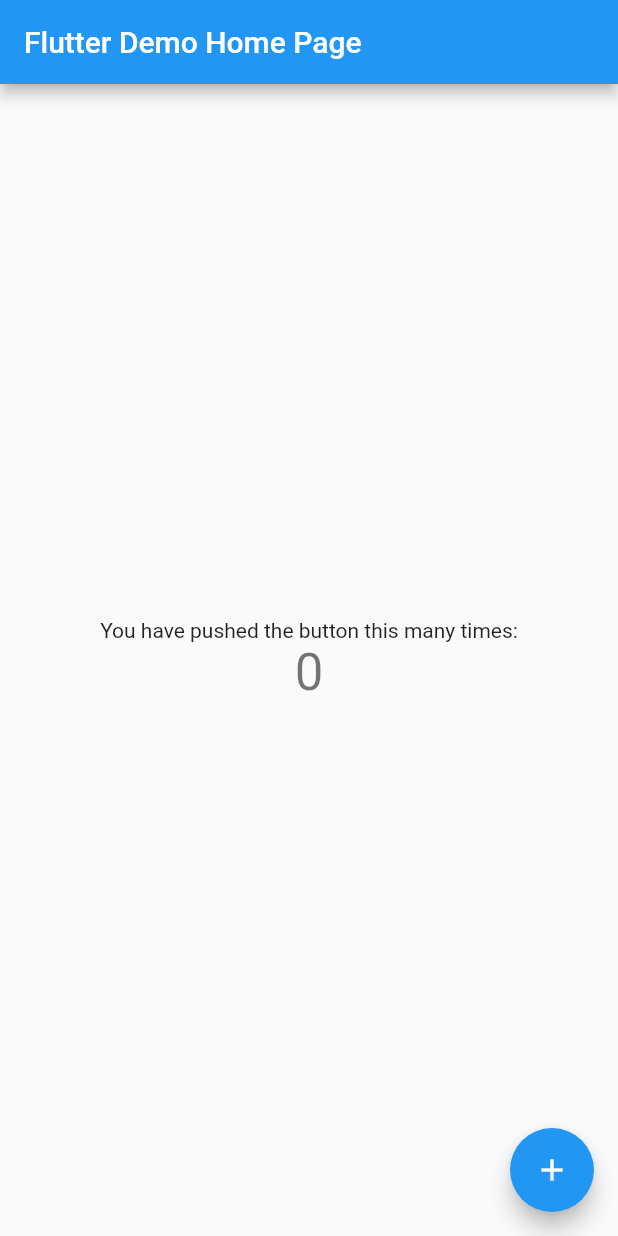
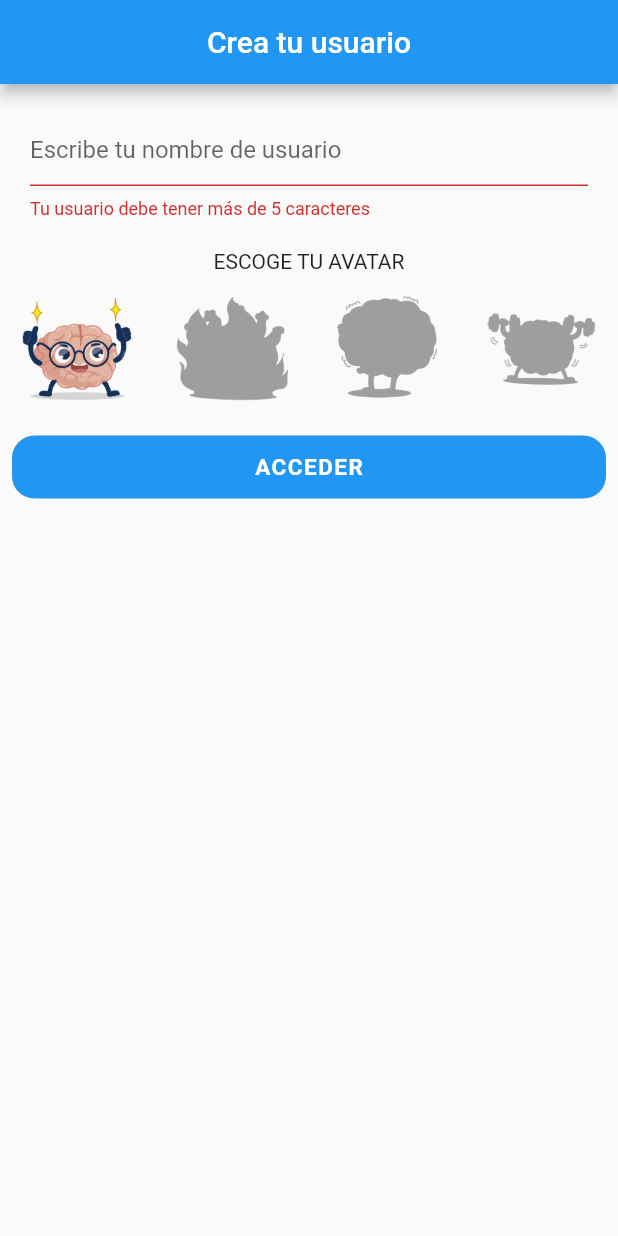
Before and after one commit to davidgcs11/testapp_timed, a Flutter app: the screen it shows after launch, on a phone screen of 412 x 824 dp. Run offline on Flutter 3.47's test engine with Material 2 defaults, Android fonts, the light colour scheme and no system bars; our stand-ins replace fluttertoast, shared_preferences; accounts and stored records are empty.

Commit message:
finished a basic login function, without api

```diff
--- /dev/null
+++ b/lib/controllers/auth_controller.dart
@@ -0,0 +1,45 @@
+import 'package:fluttertoast/fluttertoast.dart';
+import 'package:shared_preferences/shared_preferences.dart';
+import 'package:testtimed/models/user_model.dart';
+
+class AuthController {
+  static Future<User> getSavedUser() async {
+    SharedPreferences shared = await SharedPreferences.getInstance();
+    List<String> keys = shared.getKeys().toList();
+    if (keys.contains('username') && keys.contains('photoIndex')) {
+      String username = shared.getString('username');
+      int photoIndex = shared.getInt('photoIndex');
+      Photo photo = Photo.values[photoIndex];
+      return User(
+        username: username,
+        photo: photo,
+      );
+    } else {
+      return null;
+    }
+  }
+
+  static Future<void> saveUser(User user) async {
+    SharedPreferences shared = await SharedPreferences.getInstance();
+    bool username = await shared.setString('username', user.username);
+    bool index = await shared.setInt('photoIndex', user.photo.index);
+    await Fluttertoast.cancel();
+    if (index && username) {
+      Fluttertoast.showToast(msg: 'Credenciales guardadas');
+    } else {
+      Fluttertoast.showToast(msg: '¡ERROR! Credenciales no guardadas');
+    }
+  }
+
+  static Future<void> deleteUser() async {
+    SharedPreferences shared = await SharedPreferences.getInstance();
+    bool username = await shared.remove('username');
+    bool index = await shared.remove('photoIndex');
+    await Fluttertoast.cancel();
+    if (index && username) {
+      Fluttertoast.showToast(msg: 'Credenciales borradas');
+    } else {
+      Fluttertoast.showToast(msg: '¡ERROR! Credenciales no borradas');
+    }
+  }
+}
--- a/lib/main.dart
+++ b/lib/main.dart
@@ -1,111 +1,101 @@
 import 'package:flutter/material.dart';
+import 'package:provider/provider.dart';
+import 'package:testtimed/pages/dashboard/dashboard_page.dart';
+import 'package:testtimed/pages/login/login_page.dart';
+import 'package:testtimed/providers/global/auth_service.dart';
 
 void main() => runApp(MyApp());
 
-class MyApp extends StatelessWidget {
-  // This widget is the root of your application.
+class MyApp extends StatefulWidget {
+  @override
+  _MyAppState createState() => _MyAppState();
+}
+
+class _MyAppState extends State<MyApp> {
+  AuthService authService = AuthService();
+
+  @override
+  void initState() {
+    authService.initiateService();
+    super.initState();
+  }
+
   @override
   Widget build(BuildContext context) {
-    return MaterialApp(
+    return MultiProvider(
+      providers: [
+        ChangeNotifierProvider.value(
+          value: authService,
+        ),
+      ],
+      child: MaterialApp(
         title: 'Flutter Demo',
         theme: ThemeData(
-        // This is the theme of your application.
-        //
-        // Try running your application with "flutter run". You'll see the
-        // application has a blue toolbar. Then, without quitting the app, try
-        // changing the primarySwatch below to Colors.green and then invoke
-        // "hot reload" (press "r" in the console where you ran "flutter run",
-        // or simply save your changes to "hot reload" in a Flutter IDE).
-        // Notice that the counter didn't reset back to zero; the application
-        // is not restarted.
           primarySwatch: Colors.blue,
         ),
-      home: MyHomePage(title: 'Flutter Demo Home Page'),
+        home: BaseRouter(),
+      ),
     );
   }
 }
 
-class MyHomePage extends StatefulWidget {
-  MyHomePage({Key key, this.title}) : super(key: key);
-
-  // This widget is the home page of your application. It is stateful, meaning
-  // that it has a State object (defined below) that contains fields that affect
-  // how it looks.
-
-  // This class is the configuration for the state. It holds the values (in this
-  // case the title) provided by the parent (in this case the App widget) and
-  // used by the build method of the State. Fields in a Widget subclass are
-  // always marked "final".
-
-  final String title;
+class BaseRouter extends StatefulWidget {
+  const BaseRouter({Key key}) : super(key: key);
 
   @override
-  _MyHomePageState createState() => _MyHomePageState();
+  _BaseRouterState createState() => _BaseRouterState();
 }
 
-class _MyHomePageState extends State<MyHomePage> {
-  int _counter = 0;
+class _BaseRouterState extends State<BaseRouter> {
+  @override
+  void initState() {
+    super.initState();
+    Future.delayed(Duration(milliseconds: 500)).then((val) => goToNextPage());
+  }
 
-  void _incrementCounter() {
-    setState(() {
-      // This call to setState tells the Flutter framework that something has
-      // changed in this State, which causes it to rerun the build method below
-      // so that the display can reflect the updated values. If we changed
-      // _counter without calling setState(), then the build method would not be
-      // called again, and so nothing would appear to happen.
-      _counter++;
-    });
+  goToNextPage() {
+    AuthService authService = Provider.of<AuthService>(context, listen: false);
+    switch (authService.initialRoute) {
+      case 'dashboard':
+        Navigator.of(context).pushReplacement(
+          MaterialPageRoute(
+            builder: (context) => DashboardPage(),
+          ),
+        );
+        break;
+      default:
+        Navigator.of(context).pushReplacement(
+          MaterialPageRoute(
+            builder: (context) => LoginPage(),
+          ),
+        );
+        break;
+    }
   }
 
   @override
   Widget build(BuildContext context) {
-    // This method is rerun every time setState is called, for instance as done
-    // by the _incrementCounter method above.
-    //
-    // The Flutter framework has been optimized to make rerunning build methods
-    // fast, so that you can just rebuild anything that needs updating rather
-    // than having to individually change instances of widgets.
     return Scaffold(
-      appBar: AppBar(
-        // Here we take the value from the MyHomePage object that was created by
-        // the App.build method, and use it to set our appbar title.
-        title: Text(widget.title),
-      ),
-      body: Center(
-        // Center is a layout widget. It takes a single child and positions it
-        // in the middle of the parent.
-        child: Column(
-          // Column is also a layout widget. It takes a list of children and
-          // arranges them vertically. By default, it sizes itself to fit its
-          // children horizontally, and tries to be as tall as its parent.
-          //
-          // Invoke "debug painting" (press "p" in the console, choose the
-          // "Toggle Debug Paint" action from the Flutter Inspector in Android
-          // Studio, or the "Toggle Debug Paint" command in Visual Studio Code)
-          // to see the wireframe for each widget.
-          //
-          // Column has various properties to control how it sizes itself and
-          // how it positions its children. Here we use mainAxisAlignment to
-          // center the children vertically; the main axis here is the vertical
-          // axis because Columns are vertical (the cross axis would be
-          // horizontal).
+      body: Column(
         mainAxisAlignment: MainAxisAlignment.center,
         children: <Widget>[
-            Text(
-              'You have pushed the button this many times:',
+          Padding(
+            padding: const EdgeInsets.all(8.0),
+            child: Center(
+              child: CircularProgressIndicator(),
             ),
-            Text(
-              '$_counter',
-              style: Theme.of(context).textTheme.display1,
           ),
+          Padding(
+            padding: const EdgeInsets.all(8.0),
+            child: Text(
+              'Cargando',
+              style: TextStyle(
+                fontSize: 20,
+              ),
+            ),
+          )
         ],
       ),
-      ),
-      floatingActionButton: FloatingActionButton(
-        onPressed: _incrementCounter,
-        tooltip: 'Increment',
-        child: Icon(Icons.add),
-      ), // This trailing comma makes auto-formatting nicer for build methods.
     );
   }
 }
--- /dev/null
+++ b/lib/models/user_model.dart
@@ -0,0 +1,37 @@
+import 'package:flutter/cupertino.dart';
+
+enum Photo {
+  happy,
+  mad,
+  sad,
+  training,
+}
+
+class User {
+  String username;
+  Photo photo;
+  String photoURL;
+
+  User({@required this.photo, @required this.username}) {
+    photoURL = parsePhotoToLocal(photo);
+  }
+
+  changePhoto(Photo newPhoto) {
+    photoURL = parsePhotoToLocal(newPhoto);
+  }
+}
+
+String parsePhotoToLocal(Photo photo) {
+  switch (photo) {
+    case Photo.happy:
+      return 'assets/images/alegre.webp';
+    case Photo.mad:
+      return 'assets/images/molesto.webp';
+    case Photo.sad:
+      return 'assets/images/asustado.webp';
+    case Photo.training:
+      return 'assets/images/pesas.webp';
+    default:
+      return 'assets/images/cansado.webp';
+  }
+}
--- /dev/null
+++ b/lib/pages/login/components/photo_card.dart
@@ -0,0 +1,32 @@
+import 'package:flutter/material.dart';
+import 'package:provider/provider.dart';
+import 'package:testtimed/models/user_model.dart';
+import 'package:testtimed/providers/local/login_service.dart';
+
+class PhotoCard extends StatelessWidget {
+  final int photoIndex;
+  const PhotoCard({Key key, @required this.photoIndex}) : super(key: key);
+
+  @override
+  Widget build(BuildContext context) {
+    String photoURL = parsePhotoToLocal(Photo.values[photoIndex]);
+    LoginService loginService = Provider.of<LoginService>(context);
+    bool isSelectedPhoto = photoIndex == loginService.selectedPhoto;
+    return Padding(
+      padding: const EdgeInsets.all(8.0),
+      child: GestureDetector(
+        onTap: () => loginService.selectNewIndex(photoIndex),
+        child: Container(
+          padding: EdgeInsets.all(5),
+          child: ColorFiltered(
+            colorFilter: ColorFilter.mode(
+              isSelectedPhoto ? Colors.transparent : Colors.grey,
+              isSelectedPhoto ? BlendMode.saturation : BlendMode.srcIn,
+            ),
+            child: Image.asset(photoURL),
+          ),
+        ),
+      ),
+    );
+  }
+}
--- /dev/null
+++ b/lib/pages/login/login_page.dart
@@ -0,0 +1,94 @@
+import 'package:flutter/material.dart';
+import 'package:provider/provider.dart';
+import 'package:testtimed/models/user_model.dart';
+import 'package:testtimed/pages/login/components/photo_card.dart';
+import 'package:testtimed/providers/local/login_service.dart';
+
+class LoginPage extends StatelessWidget {
+  const LoginPage({Key key}) : super(key: key);
+
+  @override
+  Widget build(BuildContext context) {
+    return MultiProvider(
+      providers: [
+        ChangeNotifierProvider(
+          create: (context) => LoginService(),
+        )
+      ],
+      child: LoginPageBase(),
+    );
+  }
+}
+
+class LoginPageBase extends StatelessWidget {
+  const LoginPageBase({Key key}) : super(key: key);
+
+  @override
+  Widget build(BuildContext context) {
+    LoginService loginService = Provider.of<LoginService>(context);
+    return Scaffold(
+      appBar: AppBar(
+        title: Text('Crea tu usuario'),
+        centerTitle: true,
+      ),
+      body: Column(
+        children: <Widget>[
+          Padding(
+            padding: const EdgeInsets.all(20),
+            child: TextFormField(
+              controller: loginService.usernameController,
+              decoration: InputDecoration(
+                hintText: 'Escribe tu nombre de usuario',
+              ),
+              validator: (input) => loginService.validateUsername(input: input)
+                  ? null
+                  : 'Tu usuario debe tener más de 5 caracteres',
+              autovalidate: true,
+            ),
+          ),
+          Text('ESCOGE TU AVATAR'),
+          Row(
+            mainAxisAlignment: MainAxisAlignment.spaceEvenly,
+            children: <Widget>[
+              for (var i = 0; i < Photo.values.length; i++)
+                Expanded(
+                  child: PhotoCard(
+                    photoIndex: i,
+                  ),
+                ),
+            ],
+          ),
+          Padding(
+            padding: const EdgeInsets.all(8.0),
+            child: GestureDetector(
+              onTap: () => loginService.login(context),
+              child: Container(
+                width: MediaQuery.of(context).size.width,
+                decoration: BoxDecoration(
+                  borderRadius: BorderRadius.all(
+                    Radius.circular(15),
+                  ),
+                  color: Theme.of(context).primaryColor,
+                ),
+                child: Padding(
+                  padding: const EdgeInsets.symmetric(vertical: 12),
+                  child: Center(
+                    child: Text(
+                      'ACCEDER',
+                      style: TextStyle(
+                        color: Colors.white,
+                        fontSize: 15,
+                        letterSpacing: 1,
+                        fontWeight: FontWeight.bold,
+                      ),
+                    ),
+                  ),
+                ),
+              ),
+            ),
+          )
+        ],
+      ),
+    );
+  }
+}
--- /dev/null
+++ b/lib/providers/global/auth_service.dart
@@ -0,0 +1,30 @@
+import 'package:flutter/foundation.dart';
+import 'package:testtimed/controllers/auth_controller.dart';
+import 'package:testtimed/models/user_model.dart';
+
+class AuthService with ChangeNotifier {
+  User user;
+  String initialRoute;
+
+  initiateService() async {
+    user = await AuthController.getSavedUser();
+    if (user == null) {
+      initialRoute = 'login';
+    } else {
+      initialRoute = 'dashboard';
+    }
+    notifyListeners();
+  }
+
+  Future<void> setUser(User newUser) async {
+    user = newUser;
+    await AuthController.saveUser(newUser);
+    notifyListeners();
+  }
+
+  logout() async {
+    user = null;
+    await AuthController.deleteUser();
+    notifyListeners();
+  }
+}
--- /dev/null
+++ b/lib/providers/local/login_service.dart
@@ -0,0 +1,41 @@
+import 'package:flutter/material.dart';
+import 'package:fluttertoast/fluttertoast.dart';
+import 'package:provider/provider.dart';
+import 'package:testtimed/models/user_model.dart';
+import 'package:testtimed/pages/dashboard/dashboard_page.dart';
+import 'package:testtimed/providers/global/auth_service.dart';
+
+class LoginService with ChangeNotifier {
+  final TextEditingController usernameController = TextEditingController();
+  int selectedPhoto = 0;
+
+  login(BuildContext context) async {
+    if (validateUsername()) {
+      AuthService authService =
+          Provider.of<AuthService>(context, listen: false);
+      User newUser = User(
+        username: usernameController.text,
+        photo: Photo.values[selectedPhoto],
+      );
+      await authService.setUser(newUser);
+      Navigator.of(context).pushReplacement(
+        MaterialPageRoute(
+          builder: (context) => DashboardPage(),
+        ),
+      );
+    } else {
+      await Fluttertoast.cancel();
+      Fluttertoast.showToast(msg: 'Escribe un usuario válido');
+    }
+  }
+
+  void selectNewIndex(int index) {
+    selectedPhoto = index;
+    notifyListeners();
+  }
+
+  bool validateUsername({String input}) {
+    String text = input ?? usernameController.text;
+    return RegExp('^.{5,}').hasMatch(text);
+  }
+}
```
Also changed, not shown: lib/pages/dashboard/dashboard_page.dart (added, +25 -0 lines), pubspec.yaml (+7 -3 lines), assets/images/alegre.webp (added), assets/images/asustado.webp (added), assets/images/cansado.webp (added), assets/images/molesto.webp (added), assets/images/pesas.webp (added), pubspec.lock. Lines whose indentation alone changed are shown as unchanged.
